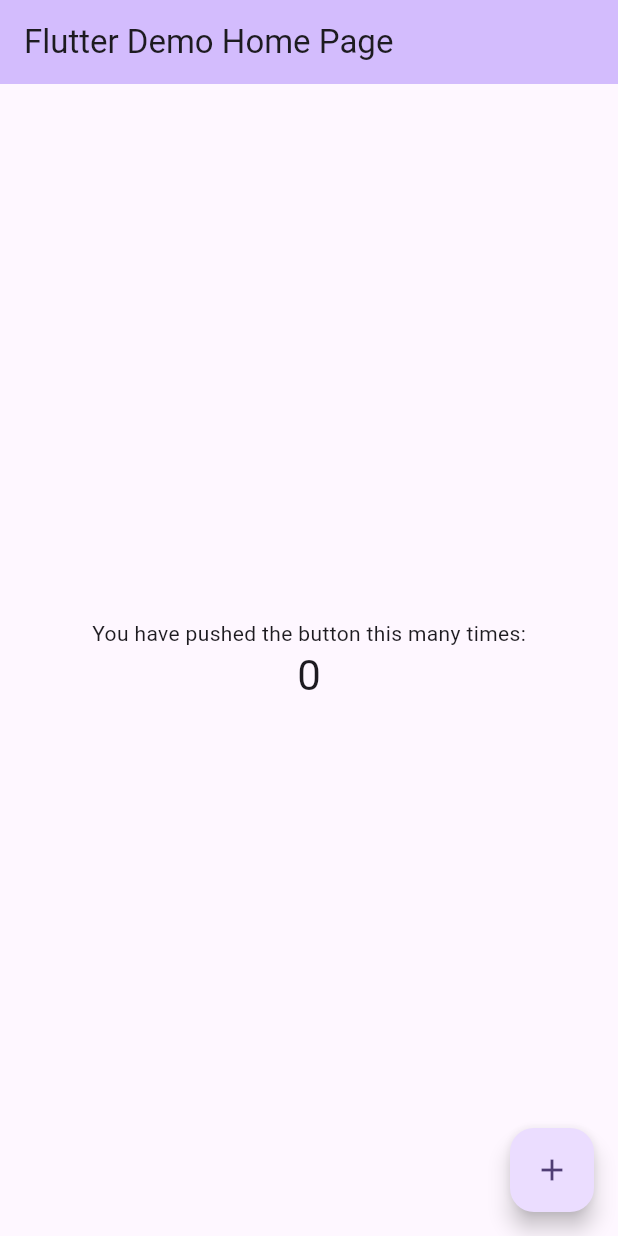
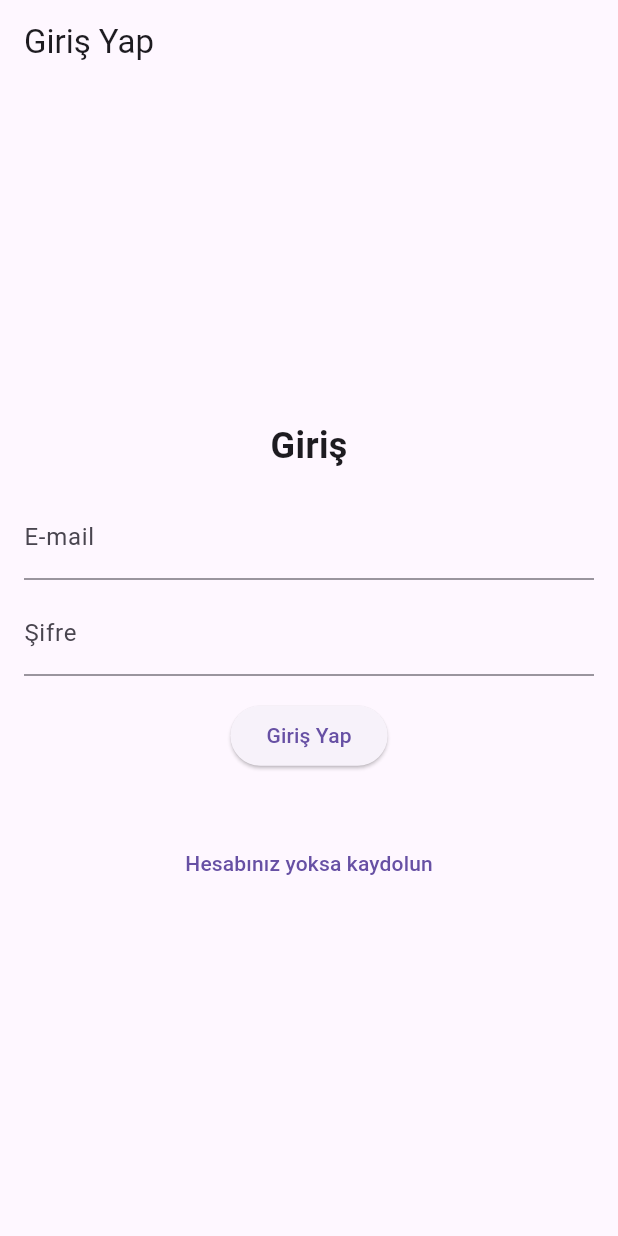
Before and after one commit to tahacngl/to_do_mobile_programming, a Flutter app: the screen it shows after launch, on a phone screen of 412 x 824 dp. Run offline on Flutter 3.47's test engine with Material 3 defaults, Android fonts, the light colour scheme and no system bars; our stand-ins replace sqflite; accounts and stored records are empty.

Commit message:
giris/kaydolma

```diff
--- /dev/null
+++ b/lib/login.dart
@@ -0,0 +1,96 @@
+import 'package:flutter/material.dart';
+import 'register.dart';
+import 'database_helper.dart';
+
+class LoginScreen extends StatelessWidget {
+  final TextEditingController emailController = TextEditingController();
+  final TextEditingController passwordController = TextEditingController();
+  late String errorMessage;
+
+  LoginScreen() {
+    errorMessage = '';
+  }
+
+  @override
+  Widget build(BuildContext context) {
+    return Scaffold(
+      appBar: AppBar(
+        title: Text('Giriş Yap'),
+      ),
+      body: Center(
+        child: Padding(
+          padding: const EdgeInsets.all(16.0),
+          child: Column(
+            mainAxisAlignment: MainAxisAlignment.center,
+            children: [
+              Text(
+                'Giriş',
+                style: TextStyle(fontSize: 24, fontWeight: FontWeight.bold),
+              ),
+              SizedBox(height: 16),
+              TextField(
+                controller: emailController,
+                decoration: InputDecoration(
+                  labelText: 'E-mail',
+                ),
+              ),
+              SizedBox(height: 8),
+              TextField(
+                controller: passwordController,
+                decoration: InputDecoration(
+                  labelText: 'Şifre',
+                ),
+                obscureText: true,
+              ),
+              SizedBox(height: 16),
+              ElevatedButton(
+                onPressed: () async {
+                  final enteredEmail = emailController.text;
+                  final enteredPassword = passwordController.text;
+
+                  try {
+                    final dbHelper = DatabaseHelper();
+                    final isValidUser = await dbHelper.checkUserCredentials(enteredEmail, enteredPassword);
+
+                    if (isValidUser) {
+
+                      errorMessage = '';
+                    } else {
+                      // Yanlış giriş
+                      errorMessage = 'E-posta veya şifre hatalı';
+                    }
+
+                  } catch (e) {
+                    errorMessage = 'Veritabanı hatası: $e';
+                  }
+
+
+                  (context as Element).markNeedsBuild();
+                },
+                child: Text('Giriş Yap'),
+              ),
+              SizedBox(height: 8),
+              Text(
+                errorMessage,
+                style: TextStyle(color: Colors.red),
+              ),
+              SizedBox(height: 8),
+              TextButton(
+                onPressed: () {
+
+                  Navigator.push(
+                    context,
+                    MaterialPageRoute(
+                      builder: (context) => RegisterScreen(),
+                    ),
+                  );
+                },
+                child: Text('Hesabınız yoksa kaydolun'),
+              ),
+            ],
+          ),
+        ),
+      ),
+    );
+  }
+}
--- a/lib/main.dart
+++ b/lib/main.dart
@@ -1,125 +1,14 @@
 import 'package:flutter/material.dart';
+import 'login.dart';
 
 void main() {
-  runApp(const MyApp());
+  runApp(MyApp());
 }
 
 class MyApp extends StatelessWidget {
-  const MyApp({super.key});
-
-  // This widget is the root of your application.
   @override
   Widget build(BuildContext context) {
     return MaterialApp(
-      title: 'Flutter Demo',
-      theme: ThemeData(
-        // This is the theme of your application.
-        //
-        // TRY THIS: Try running your application with "flutter run". You'll see
-        // the application has a purple toolbar. Then, without quitting the app,
-        // try changing the seedColor in the colorScheme below to Colors.green
-        // and then invoke "hot reload" (save your changes or press the "hot
-        // reload" button in a Flutter-supported IDE, or press "r" if you used
-        // the command line to start the app).
-        //
-        // Notice that the counter didn't reset back to zero; the application
-        // state is not lost during the reload. To reset the state, use hot
-        // restart instead.
-        //
-        // This works for code too, not just values: Most code changes can be
-        // tested with just a hot reload.
-        colorScheme: ColorScheme.fromSeed(seedColor: Colors.deepPurple),
-        useMaterial3: true,
-      ),
-      home: const MyHomePage(title: 'Flutter Demo Home Page'),
-    );
-  }
+      home: LoginScreen(),
+    ); }
 }
-
-class MyHomePage extends StatefulWidget {
-  const MyHomePage({super.key, required this.title});
-
-  // This widget is the home page of your application. It is stateful, meaning
-  // that it has a State object (defined below) that contains fields that affect
-  // how it looks.
-
-  // This class is the configuration for the state. It holds the values (in this
-  // case the title) provided by the parent (in this case the App widget) and
-  // used by the build method of the State. Fields in a Widget subclass are
-  // always marked "final".
-
-  final String title;
-
-  @override
-  State<MyHomePage> createState() => _MyHomePageState();
-}
-
-class _MyHomePageState extends State<MyHomePage> {
-  int _counter = 0;
-
-  void _incrementCounter() {
-    setState(() {
-      // This call to setState tells the Flutter framework that something has
-      // changed in this State, which causes it to rerun the build method below
-      // so that the display can reflect the updated values. If we changed
-      // _counter without calling setState(), then the build method would not be
-      // called again, and so nothing would appear to happen.
-      _counter++;
-    });
-  }
-
-  @override
-  Widget build(BuildContext context) {
-    // This method is rerun every time setState is called, for instance as done
-    // by the _incrementCounter method above.
-    //
-    // The Flutter framework has been optimized to make rerunning build methods
-    // fast, so that you can just rebuild anything that needs updating rather
-    // than having to individually change instances of widgets.
-    return Scaffold(
-      appBar: AppBar(
-        // TRY THIS: Try changing the color here to a specific color (to
-        // Colors.amber, perhaps?) and trigger a hot reload to see the AppBar
-        // change color while the other colors stay the same.
-        backgroundColor: Theme.of(context).colorScheme.inversePrimary,
-        // Here we take the value from the MyHomePage object that was created by
-        // the App.build method, and use it to set our appbar title.
-        title: Text(widget.title),
-      ),
-      body: Center(
-        // Center is a layout widget. It takes a single child and positions it
-        // in the middle of the parent.
-        child: Column(
-          // Column is also a layout widget. It takes a list of children and
-          // arranges them vertically. By default, it sizes itself to fit its
-          // children horizontally, and tries to be as tall as its parent.
-          //
-          // Column has various properties to control how it sizes itself and
-          // how it positions its children. Here we use mainAxisAlignment to
-          // center the children vertically; the main axis here is the vertical
-          // axis because Columns are vertical (the cross axis would be
-          // horizontal).
-          //
-          // TRY THIS: Invoke "debug painting" (choose the "Toggle Debug Paint"
-          // action in the IDE, or press "p" in the console), to see the
-          // wireframe for each widget.
-          mainAxisAlignment: MainAxisAlignment.center,
-          children: <Widget>[
-            const Text(
-              'You have pushed the button this many times:',
-            ),
-            Text(
-              '$_counter',
-              style: Theme.of(context).textTheme.headlineMedium,
-            ),
-          ],
-        ),
-      ),
-      floatingActionButton: FloatingActionButton(
-        onPressed: _incrementCounter,
-        tooltip: 'Increment',
-        child: const Icon(Icons.add),
-      ), // This trailing comma makes auto-formatting nicer for build methods.
-    );
-  }
-}
--- a/pubspec.yaml
+++ b/pubspec.yaml
@@ -30,7 +30,8 @@ environment:
 dependencies:
   flutter:
     sdk: flutter
-
+  sqflite: ^2.3.0
+  path: ^1.8.3
 
   # The following adds the Cupertino Icons font to your application.
   # Use with the CupertinoIcons class for iOS style icons.
```
Also changed, not shown: lib/database_helper.dart (added, +61 -0 lines), lib/register.dart (added, +89 -0 lines), pubspec.lock, 1 other file.
